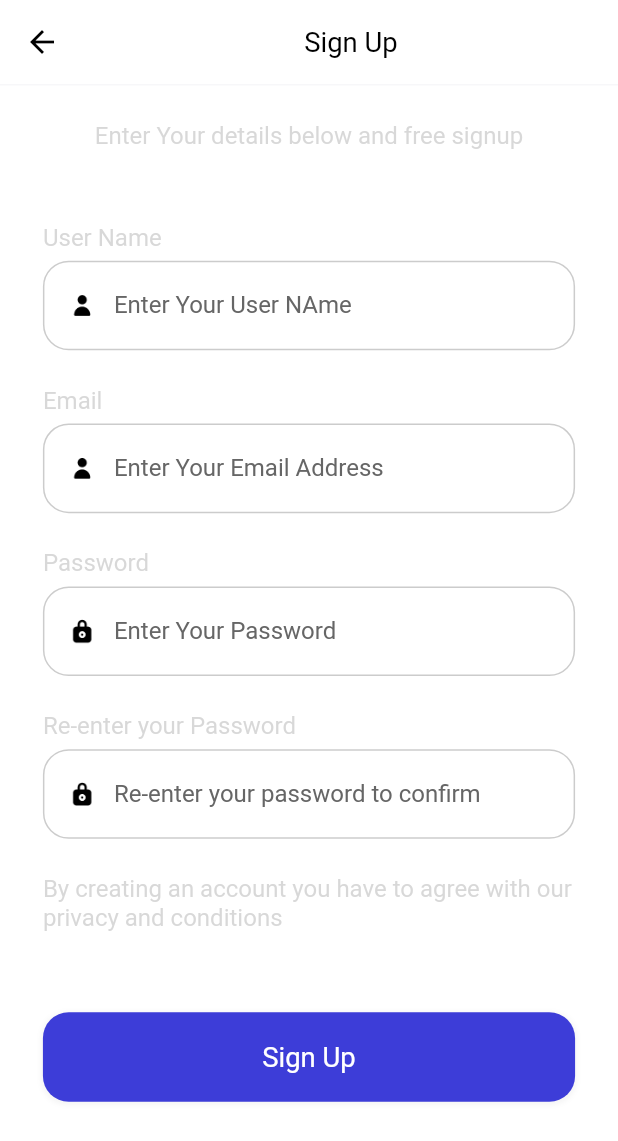
After one commit to ELTEGANI/flutter-bloc-app, a Flutter app: the SignUp screen opened by its route, on a phone screen of 412 x 824 dp. The commit adds this screen. Shown: the top 1141 px of the screen. Run offline on Flutter 3.47's test engine with Material 2 defaults, Android fonts, the phone set to English and light mode, and no system bars; our stand-ins replace cloud_firestore, dots_indicator, firebase_auth, firebase_core, flutter_bloc, flutter_screenutil and 1 more; accounts and stored records are empty; Roboto replaces fonts that are missing (Avenir).

Commit message:
add signup design with bloc logic

```diff
--- a/lib/pages/bloc_providers.dart
+++ b/lib/pages/bloc_providers.dart
@@ -1,4 +1,5 @@
 import 'package:flutter_app/pages/signin/bloc/signin_blocs.dart';
+import 'package:flutter_app/pages/signup/bloc/signup_bloc.dart';
 import 'package:flutter_app/pages/welcome/bloc/welcome_blocs.dart';
 import 'package:flutter_bloc/flutter_bloc.dart';
 
@@ -7,7 +8,7 @@ import '../app_blocs.dart';
 class AppBlocProviders {
   static get allBlocProviders => [
         BlocProvider(create: (context) => WelcomeBloc()),
-        BlocProvider(lazy: false, create: (context) => AppBloc()),
-        BlocProvider(create: (context) => SignInBloc())
+        BlocProvider(create: (context) => SignInBloc()),
+        BlocProvider(create: (context) => SignUpBloc())
       ];
 }
--- /dev/null
+++ b/lib/pages/signup/bloc/signup_bloc.dart
@@ -0,0 +1,32 @@
+import 'package:flutter_app/pages/signup/bloc/signup_events.dart';
+import 'package:flutter_app/pages/signup/bloc/signup_states.dart';
+import 'package:flutter_bloc/flutter_bloc.dart';
+
+class SignUpBloc extends Bloc<SignUpEvent,SignUpStates>{
+   SignUpBloc():super(const SignUpStates()){
+     on<UserNameEvent>(_userNameEvent);
+     on<EmailEvent>(_emailEvent);
+     on<PasswordEvent>(_passwordEvent);
+     on<RePasswordEvent>(_rePasswordEvent);
+  }
+
+   void _userNameEvent(UserNameEvent userNameEvent,Emitter<SignUpStates>emit){
+      print("${userNameEvent.userName}");
+      emit(state.copyWith(userName:userNameEvent.userName));
+   }
+
+   void _emailEvent(EmailEvent emailEvent,Emitter<SignUpStates>emit){
+     print("${emailEvent.email}");
+     emit(state.copyWith(email:emailEvent.email));
+   }
+
+   void _passwordEvent(PasswordEvent passwordEvent,Emitter<SignUpStates>emit){
+     print("${passwordEvent.password}");
+     emit(state.copyWith(email:passwordEvent.password));
+   }
+
+   void _rePasswordEvent(RePasswordEvent rePasswordEvent,Emitter<SignUpStates>emit){
+     print("${rePasswordEvent.rePassword}");
+     emit(state.copyWith(email:rePasswordEvent.rePassword));
+   }
+}
--- /dev/null
+++ b/lib/pages/signup/bloc/signup_events.dart
@@ -0,0 +1,27 @@
+abstract class SignUpEvent {
+  const SignUpEvent();
+}
+
+class UserNameEvent extends SignUpEvent {
+  final String userName;
+
+  const UserNameEvent(this.userName);
+}
+
+class EmailEvent extends SignUpEvent {
+  final String email;
+
+  const EmailEvent(this.email);
+}
+
+class PasswordEvent extends SignUpEvent {
+  final String password;
+
+  const PasswordEvent(this.password);
+}
+
+class RePasswordEvent extends SignUpEvent {
+  final String rePassword;
+
+  const RePasswordEvent(this.rePassword);
+}
--- /dev/null
+++ b/lib/pages/signup/bloc/signup_states.dart
@@ -0,0 +1,21 @@
+class SignUpStates {
+  final String userName;
+  final String email;
+  final String password;
+  final String rePassword;
+
+  const SignUpStates(
+      {this.userName = "",
+      this.email = "",
+      this.password = "",
+      this.rePassword = ""});
+
+  SignUpStates copyWith(
+      {String? userName, String? email, String? password, String? rePassword}) {
+    return SignUpStates(
+        userName: userName ?? this.userName,
+        email: email ?? this.email,
+        password: password ?? this.password,
+        rePassword: rePassword ?? this.rePassword);
+  }
+}
--- /dev/null
+++ b/lib/pages/signup/sign_up.dart
@@ -0,0 +1,84 @@
+import 'package:flutter/cupertino.dart';
+import 'package:flutter/material.dart';
+import 'package:flutter_app/pages/signin/bloc/signin_blocs.dart';
+import 'package:flutter_app/pages/signin/bloc/signin_states.dart';
+import 'package:flutter_app/pages/signup/bloc/signup_bloc.dart';
+import 'package:flutter_app/pages/signup/bloc/signup_events.dart';
+import 'package:flutter_bloc/flutter_bloc.dart';
+import 'package:flutter_screenutil/flutter_screenutil.dart';
+
+import '../signin/widgets/sigin_widget.dart';
+
+class SignUp extends StatefulWidget {
+  const SignUp({super.key});
+
+  @override
+  State<SignUp> createState() => _SignUpState();
+}
+
+class _SignUpState extends State<SignUp> {
+  @override
+  Widget build(BuildContext context) {
+    return BlocBuilder<SignInBloc,SignInState>(builder:(context,state){
+       return Container(
+         color: Colors.white,
+         child: SafeArea(
+           child: Scaffold(
+             backgroundColor: Colors.white,
+             appBar: buildAppBar("Sign Up"),
+             body: SingleChildScrollView(
+               child: Column(
+                 crossAxisAlignment: CrossAxisAlignment.start,
+                 children: [
+                   SizedBox(
+                     height:20.h,
+                   ),
+                   Center(
+                       child:
+                       reusableText("Enter Your details below and free signup")),
+                   Container(
+                     margin: EdgeInsets.only(top: 36.h),
+                     padding: EdgeInsets.only(left: 25.w, right: 25.w),
+                     child: Column(
+                       crossAxisAlignment: CrossAxisAlignment.start,
+                       children: [
+                         reusableText("User Name"),
+                         buildTextField(
+                             "Enter Your User NAme", "name", "user",
+                                 (value) {
+                               context.read<SignUpBloc>().add(UserNameEvent(value));
+                             }),
+                         reusableText("Email"),
+                         buildTextField(
+                             "Enter Your Email Address", "email", "user",
+                                 (value) {
+                                   context.read<SignUpBloc>().add(EmailEvent(value));
+                             }),
+                         reusableText("Password"),
+                         buildTextField(
+                             "Enter Your Password", "password", "lock", (value) {
+                           context.read<SignUpBloc>().add(PasswordEvent(value));
+                         }),
+                         reusableText("Re-enter your Password"),
+                         buildTextField(
+                             "Re-enter your password to confirm", "password", "lock", (value) {
+                           context.read<SignUpBloc>().add(RePasswordEvent(value));
+                         })
+                       ],
+                     ),
+                   ),
+                   Container(
+                       padding:EdgeInsets.only(left:25.w),
+                       child: reusableText("By creating an account you have to agree with our privacy and conditions")),
+                   buildLogInAndRegistrationButton("Sign Up", "login", () {
+                     Navigator.of(context).pushNamed("register");
+                   })
+                 ],
+               ),
+             ),
+           ),
+         ),
+       );
+    });
+  }
+}
```
Also changed, not shown: lib/main.dart (+2 -21 lines), lib/pages/register/register.dart (deleted, +0 -78 lines), lib/pages/signup/signup_controller.dart (added).
